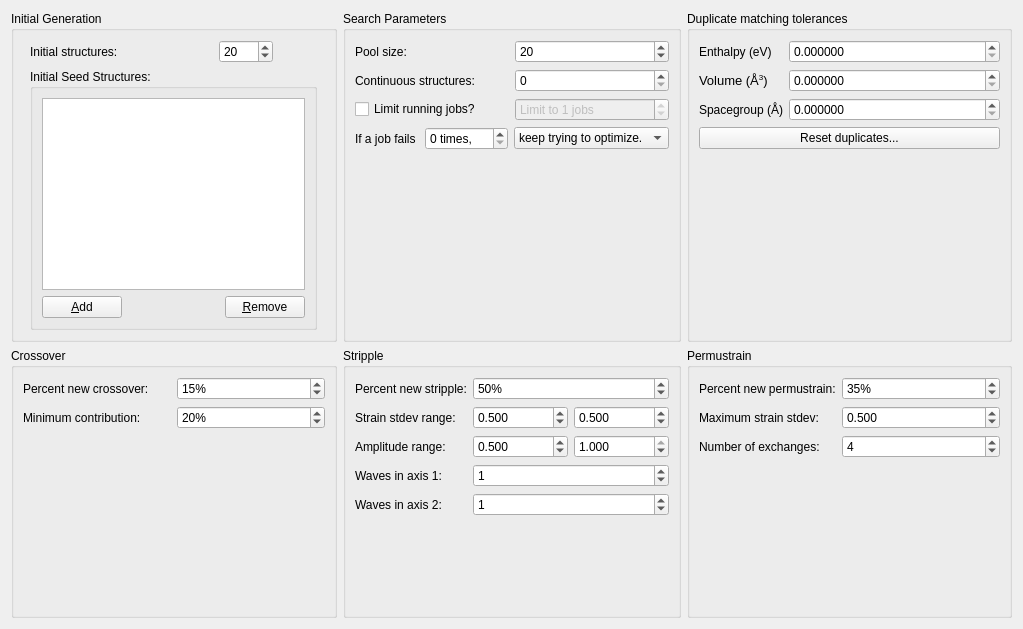
Qt form src/xtalopt/ui/tab_opt.ui (xtalopt/XtalOpt) before a commit.
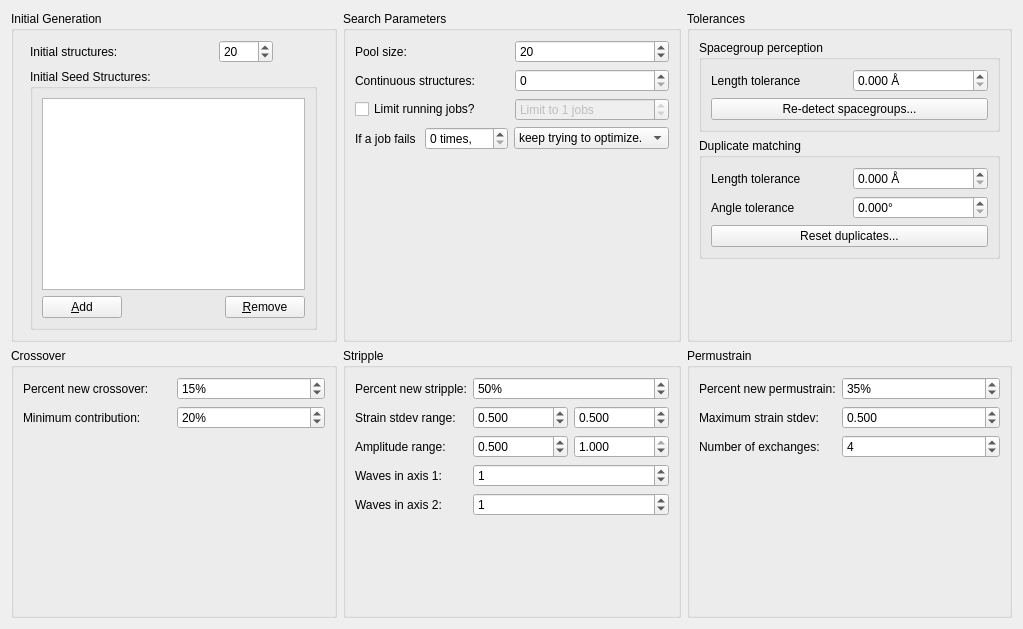
The same form after that commit.

```diff
--- a/src/xtalopt/ui/tab_opt.ui
+++ b/src/xtalopt/ui/tab_opt.ui
@@ -300,129 +300,6 @@
      </layout>
     </widget>
    </item>
-   <item row="0" column="2">
-    <widget class="QGroupBox" name="groupBox">
-     <property name="toolTip">
-      <string>Experimental: These options are used to fine-tune matching of duplicate structures.</string>
-     </property>
-     <property name="title">
-      <string>Duplicate matching tolerances</string>
-     </property>
-     <layout class="QGridLayout" name="gridLayout_2">
-      <item row="0" column="2">
-       <widget class="QDoubleSpinBox" name="spin_tol_enthalpy">
-        <property name="toolTip">
-         <string>Tolerance for enthalpy comparisons.</string>
-        </property>
-        <property name="decimals">
-         <number>6</number>
-        </property>
-        <property name="singleStep">
-         <double>0.001000000000000</double>
-        </property>
-       </widget>
-      </item>
-      <item row="0" column="1">
-       <widget class="QLabel" name="label">
-        <property name="sizePolicy">
-         <sizepolicy hsizetype="Fixed" vsizetype="Preferred">
-          <horstretch>0</horstretch>
-          <verstretch>0</verstretch>
-         </sizepolicy>
-        </property>
-        <property name="toolTip">
-         <string>Experimental: These options are used to fine-tune matching of duplicate structures.</string>
-        </property>
-        <property name="text">
-         <string>Enthalpy (eV)</string>
-        </property>
-        <property name="buddy">
-         <cstring>spin_tol_enthalpy</cstring>
-        </property>
-       </widget>
-      </item>
-      <item row="1" column="1">
-       <widget class="QLabel" name="label_2">
-        <property name="sizePolicy">
-         <sizepolicy hsizetype="Fixed" vsizetype="Preferred">
-          <horstretch>0</horstretch>
-          <verstretch>0</verstretch>
-         </sizepolicy>
-        </property>
-        <property name="toolTip">
-         <string>Experimental: These options are used to fine-tune matching of duplicate structures.</string>
-        </property>
-        <property name="text">
-         <string>&lt;!DOCTYPE HTML PUBLIC &quot;-//W3C//DTD HTML 4.0//EN&quot; &quot;http://www.w3.org/TR/REC-html40/strict.dtd&quot;&gt;
-&lt;html&gt;&lt;head&gt;&lt;meta name=&quot;qrichtext&quot; content=&quot;1&quot; /&gt;&lt;style type=&quot;text/css&quot;&gt;
-p, li { white-space: pre-wrap; }
-&lt;/style&gt;&lt;/head&gt;&lt;body style=&quot; font-family:'Sans Serif'; font-size:10pt; font-weight:400; font-style:normal;&quot;&gt;
-&lt;p style=&quot; margin-top:0px; margin-bottom:0px; margin-left:0px; margin-right:0px; -qt-block-indent:0; text-indent:0px;&quot;&gt;Volume (Å&lt;span style=&quot; vertical-align:super;&quot;&gt;3&lt;/span&gt;)&lt;/p&gt;&lt;/body&gt;&lt;/html&gt;</string>
-        </property>
-        <property name="buddy">
-         <cstring>spin_tol_volume</cstring>
-        </property>
-       </widget>
-      </item>
-      <item row="1" column="2">
-       <widget class="QDoubleSpinBox" name="spin_tol_volume">
-        <property name="toolTip">
-         <string>Tolerance for volume comparisons.</string>
-        </property>
-        <property name="decimals">
-         <number>6</number>
-        </property>
-        <property name="singleStep">
-         <double>0.001000000000000</double>
-        </property>
-       </widget>
-      </item>
-      <item row="4" column="1" colspan="2">
-       <widget class="QPushButton" name="push_dup_reset">
-        <property name="toolTip">
-         <string>Manually recheck all structures for duplicates (necessary after changing the above options).</string>
-        </property>
-        <property name="text">
-         <string>Reset duplicates...</string>
-        </property>
-       </widget>
-      </item>
-      <item row="5" column="1">
-       <spacer name="verticalSpacer_2">
-        <property name="orientation">
-         <enum>Qt::Vertical</enum>
-        </property>
-        <property name="sizeHint" stdset="0">
-         <size>
-          <width>20</width>
-          <height>40</height>
-         </size>
-        </property>
-       </spacer>
-      </item>
-      <item row="2" column="1">
-       <widget class="QLabel" name="label_10">
-        <property name="text">
-         <string>Spacegroup (Å)</string>
-        </property>
-       </widget>
-      </item>
-      <item row="2" column="2">
-       <widget class="QDoubleSpinBox" name="spin_tol_spg">
-        <property name="toolTip">
-         <string>Tolerance used in spacegroup determination.</string>
-        </property>
-        <property name="decimals">
-         <number>6</number>
-        </property>
-        <property name="singleStep">
-         <double>0.010000000000000</double>
-        </property>
-       </widget>
-      </item>
-     </layout>
-    </widget>
-   </item>
    <item row="1" column="0">
     <widget class="QGroupBox" name="groupBox_5">
      <property name="title">
@@ -835,6 +712,132 @@
      </layout>
     </widget>
    </item>
+   <item row="0" column="2">
+    <widget class="QGroupBox" name="groupBox">
+     <property name="toolTip">
+      <string>Experimental: These options are used to fine-tune matching of duplicate structures.</string>
+     </property>
+     <property name="title">
+      <string>Tolerances</string>
+     </property>
+     <layout class="QGridLayout" name="gridLayout_2">
+      <item row="6" column="1">
+       <spacer name="verticalSpacer_2">
+        <property name="orientation">
+         <enum>Qt::Vertical</enum>
+        </property>
+        <property name="sizeHint" stdset="0">
+         <size>
+          <width>20</width>
+          <height>40</height>
+         </size>
+        </property>
+       </spacer>
+      </item>
+      <item row="0" column="1" colspan="2">
+       <widget class="QGroupBox" name="groupBox_8">
+        <property name="title">
+         <string>Spacegroup perception</string>
+        </property>
+        <layout class="QGridLayout" name="gridLayout_9">
+         <item row="0" column="0">
+          <widget class="QLabel" name="label_10">
+           <property name="text">
+            <string>Length tolerance</string>
+           </property>
+          </widget>
+         </item>
+         <item row="0" column="1">
+          <widget class="QDoubleSpinBox" name="spin_tol_spg">
+           <property name="toolTip">
+            <string>Tolerance used in spacegroup determination.</string>
+           </property>
+           <property name="suffix">
+            <string> Å</string>
+           </property>
+           <property name="decimals">
+            <number>3</number>
+           </property>
+           <property name="singleStep">
+            <double>0.005000000000000</double>
+           </property>
+          </widget>
+         </item>
+         <item row="1" column="0" colspan="2">
+          <widget class="QPushButton" name="push_spg_reset">
+           <property name="text">
+            <string>Re-detect spacegroups...</string>
+           </property>
+          </widget>
+         </item>
+        </layout>
+       </widget>
+      </item>
+      <item row="1" column="1" colspan="2">
+       <widget class="QGroupBox" name="groupBox_9">
+        <property name="title">
+         <string>Duplicate matching</string>
+        </property>
+        <layout class="QGridLayout" name="gridLayout_10">
+         <item row="0" column="0">
+          <widget class="QLabel" name="label">
+           <property name="text">
+            <string>Length tolerance</string>
+           </property>
+          </widget>
+         </item>
+         <item row="0" column="1">
+          <widget class="QDoubleSpinBox" name="spin_tol_xcLength">
+           <property name="suffix">
+            <string> Å</string>
+           </property>
+           <property name="decimals">
+            <number>3</number>
+           </property>
+           <property name="singleStep">
+            <double>0.005000000000000</double>
+           </property>
+          </widget>
+         </item>
+         <item row="1" column="0">
+          <widget class="QLabel" name="label_2">
+           <property name="text">
+            <string>Angle tolerance</string>
+           </property>
+          </widget>
+         </item>
+         <item row="1" column="1">
+          <widget class="QDoubleSpinBox" name="spin_tol_xcAngle">
+           <property name="suffix">
+            <string>°</string>
+           </property>
+           <property name="decimals">
+            <number>3</number>
+           </property>
+           <property name="maximum">
+            <double>100.000000000000000</double>
+           </property>
+           <property name="singleStep">
+            <double>0.050000000000000</double>
+           </property>
+          </widget>
+         </item>
+         <item row="2" column="0" colspan="2">
+          <widget class="QPushButton" name="push_dup_reset">
+           <property name="toolTip">
+            <string>Manually recheck all structures for duplicates (necessary after changing the above options).</string>
+           </property>
+           <property name="text">
+            <string>Reset duplicates...</string>
+           </property>
+          </widget>
+         </item>
+        </layout>
+       </widget>
+      </item>
+     </layout>
+    </widget>
+   </item>
   </layout>
  </widget>
  <tabstops>
```
Left out of the diff: 4 changed lines with no effect on the pictures.
